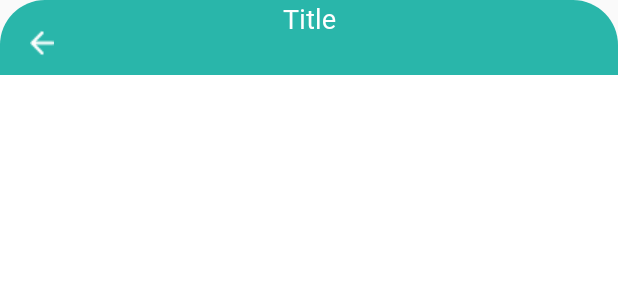
After one commit to heocon8319/cube, an Android app: the layout dialog_today_measure_history.xml on its own in the app's theme, with its tools: preview values and no code run, on a phone screen of 412 x 824 dp. The commit adds this screen. Shown: the top 300 px of the screen. Run offline under Robolectric (Android 15) with nearby library versions, the phone set to English and light mode, and no system bars.

Commit message:
Custom line chart, dialog line chart

```diff
--- a/app/src/main/AndroidManifest.xml
+++ b/app/src/main/AndroidManifest.xml
@@ -26,9 +26,6 @@
             </intent-filter>
         </activity>
         <activity android:name=".ui.login.CropImageActivity"></activity>
-        <activity
-            android:name="com.theartofdev.edmodo.cropper.CropImageActivity"
-            android:theme="@style/Base.Theme.AppCompat" />
         <activity android:name=".ui.main.MainActivity">
 
             <!-- <intent-filter> -->
--- a/app/src/main/java/com/brickmate/cube/ui/main/MainActivity.kt
+++ b/app/src/main/java/com/brickmate/cube/ui/main/MainActivity.kt
@@ -13,14 +13,13 @@ import com.brickmate.cube.utils.replaceFragment
 import com.bumptech.glide.Glide
 import com.bumptech.glide.request.RequestOptions
 import kotlinx.android.synthetic.main.activity_main.*
-import kotlinx.android.synthetic.main.fragment_baby_avatar.*
 import kotlinx.android.synthetic.main.layout_action_bar_main.view.*
 
 class MainActivity : BaseActivity() {
     override fun layoutId() = R.layout.activity_main
 
-//    override fun fragment() = TodayFragment.newInstance()
-    override fun fragment() = TodayNutriSummaryFragment.newInstance()
+    override fun fragment() = TodayFragment.newInstance()
+//    override fun fragment() = TodayNutriSummaryFragment.newInstance()
 
     override fun onCreate(savedInstanceState: Bundle?) {
         super.onCreate(savedInstanceState)
--- /dev/null
+++ b/app/src/main/res/drawable/bg_dialog.xml
@@ -0,0 +1,7 @@
+<?xml version="1.0" encoding="utf-8"?>
+<shape xmlns:android="http://schemas.android.com/apk/res/android">
+    <solid
+        android:color="@color/white"/>
+    <corners
+        android:radius="@dimen/dialog_radius" />
+</shape>
--- /dev/null
+++ b/app/src/main/res/drawable/bg_top_dialog.xml
@@ -0,0 +1,7 @@
+<?xml version="1.0" encoding="utf-8"?>
+<shape xmlns:android="http://schemas.android.com/apk/res/android">
+    <solid android:color="@color/jungle_green" />
+    <corners
+        android:topLeftRadius="@dimen/dialog_radius"
+        android:topRightRadius="@dimen/dialog_radius" />
+</shape>
--- /dev/null
+++ b/app/src/main/res/layout/dialog_today_measure_history.xml
@@ -0,0 +1,55 @@
+<?xml version="1.0" encoding="utf-8"?>
+<androidx.constraintlayout.widget.ConstraintLayout xmlns:android="http://schemas.android.com/apk/res/android"
+    xmlns:app="http://schemas.android.com/apk/res-auto"
+    android:layout_width="match_parent"
+    android:layout_height="wrap_content"
+    android:background="@drawable/bg_dialog"
+    android:maxHeight="@dimen/dialog_max_height">
+
+    <View
+        android:id="@+id/clTop"
+        android:layout_width="match_parent"
+        android:layout_height="@dimen/top_dialog_height"
+        android:background="@drawable/bg_top_dialog"
+        app:layout_constraintLeft_toLeftOf="parent"
+        app:layout_constraintRight_toRightOf="parent"
+        app:layout_constraintTop_toTopOf="parent"/>
+
+    <ImageView
+        android:id="@+id/ivArrowBack"
+        android:layout_width="wrap_content"
+        android:layout_height="wrap_content"
+        android:layout_marginLeft="@dimen/margin_normal"
+        android:layout_marginTop="@dimen/margin_normal"
+        android:src="@drawable/ic_arrow_back_white"
+        app:layout_constraintLeft_toLeftOf="parent"
+        app:layout_constraintTop_toTopOf="parent" />
+
+    <TextView
+        android:id="@+id/tvTitle"
+        style="@style/title_medium"
+        android:layout_width="wrap_content"
+        android:layout_height="wrap_content"
+        android:text="Title"
+        android:textColor="@color/white"
+        android:textSize="@dimen/title_small_size"
+        app:layout_constraintLeft_toLeftOf="parent"
+        app:layout_constraintRight_toRightOf="parent"
+        app:layout_constraintTop_toTopOf="parent" />
+
+    <com.google.android.material.tabs.TabLayout
+        android:id="@+id/tlGraph"
+        android:layout_width="match_parent"
+        android:layout_height="wrap_content"
+        app:layout_constraintLeft_toLeftOf="parent"
+        app:layout_constraintRight_toRightOf="parent"
+        app:layout_constraintTop_toBottomOf="@id/clTop" />
+
+    <androidx.viewpager.widget.ViewPager
+        android:id="@+id/vpGraph"
+        android:layout_width="match_parent"
+        android:layout_height="wrap_content"
+        app:layout_constraintLeft_toLeftOf="parent"
+        app:layout_constraintRight_toRightOf="parent"
+        app:layout_constraintTop_toBottomOf="@id/tlGraph" />
+</androidx.constraintlayout.widget.ConstraintLayout>
--- a/app/src/main/res/values/dimens.xml
+++ b/app/src/main/res/values/dimens.xml
@@ -31,10 +31,15 @@
     <dimen name="process_bar_bg_height">35dp</dimen>
     <dimen name="process_bar_height">12dp</dimen>
     <dimen name="bar_chart_height">150dp</dimen>
-    <dimen name="line_chart_height">250dp</dimen>
+    <dimen name="line_chart_height">170dp</dimen>
+    <dimen name="icon_add_minus_height">25dp</dimen>
     <dimen name="nutri_section_height">35dp</dimen>
     <dimen name="header_date_height">40dp</dimen>
     <dimen name="custom_calendar_height">450dp</dimen>
+    <dimen name="dialog_max_height">600dp</dimen>
+    <dimen name="dialog_max_width">300dp</dimen>
+    <dimen name="dialog_radius">30dp</dimen>
+    <dimen name="top_dialog_height">50dp</dimen>
 
 
     //Text Size
--- a/app/src/main/res/values/themes.xml
+++ b/app/src/main/res/values/themes.xml
@@ -19,7 +19,6 @@
         <item name="colorPrimary">@color/jungle_green</item>
         <item name="colorPrimaryVariant">@color/jungle_green</item>
         <item name="colorOnPrimary">@color/white</item>
-
         <item name="android:windowNoTitle">true</item>
         <item name="android:windowActionBar">false</item>
         <item name="android:windowContentOverlay">@null</item>
```
Also changed, not shown: app/src/main/java/com/brickmate/cube/ui/main/adapter/TodayMeasureHistoryAdapter.kt (added, +29 -0 lines), app/src/main/java/com/brickmate/cube/ui/main/view/TodayFragment.kt (+11 -1 lines), app/src/main/java/com/brickmate/cube/ui/main/view/TodayMeasureHistoryFragment.kt (added, +280 -0 lines), app/src/main/java/com/brickmate/cube/ui/main/view/TodayNutriSummaryFragment.kt (+15 -22 lines), app/src/main/java/com/brickmate/cube/ui/main/view/dialog/TodayMeasureHistoryDialog.kt (added, +46 -0 lines), app/src/main/res/layout/fragment_today_measure_history.xml (added, +139 -0 lines), app/src/main/res/layout/fragment_today_nutri_summary.xml (+0 -12 lines), app/src/main/res/values/strings.xml (+10 -0 lines), app/src/main/res/drawable/ic_dialog_height.png (added), app/src/main/res/drawable/ic_dialog_weight.png (added), app/src/main/res/drawable/ic_today_add.png (added), app/src/main/res/drawable/ic_today_minus.png (added).
